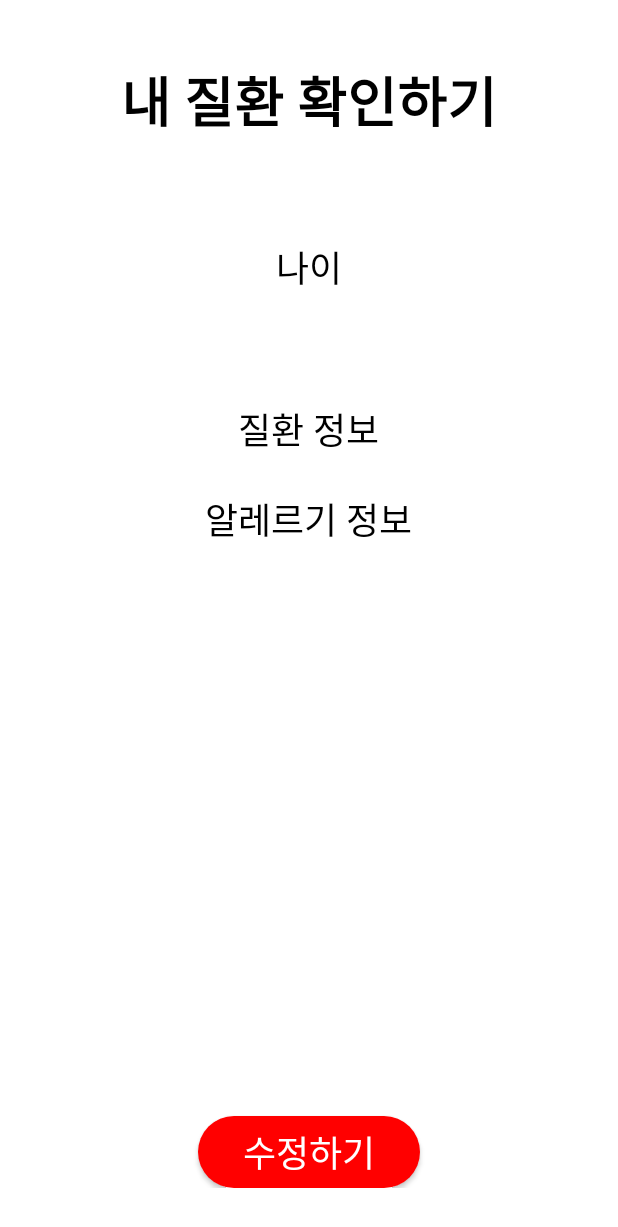
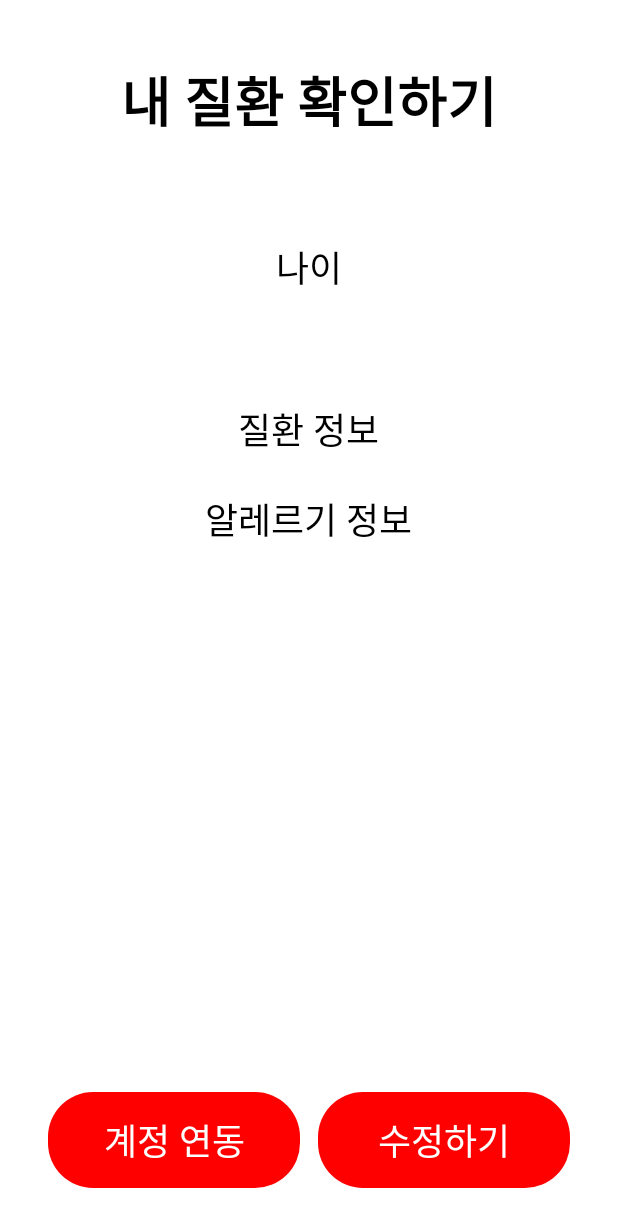
Before and after one commit to BeYourEyes/Android-Firebase, an Android app: the UserInfoActivity screen opened directly, with no data from a screen before it, on a phone screen of 412 x 824 dp. Shown: the top 1227 px of the screen. Run offline under Robolectric (Android 15) with nearby library versions, the phone set to English and light mode, and no system bars; our stand-ins replace Firebase (no records; nobody signed in at launch, a user with empty details on screens opened directly).

Commit message:
userInfoRegister 텍스트 수정 + 구글 로그인 추가

```diff
--- a/app/build.gradle.kts
+++ b/app/build.gradle.kts
@@ -56,6 +56,8 @@ dependencies {
     // Import the BoM for the Firebase platform
     implementation(platform("com.google.firebase:firebase-bom:32.3.1"))
     implementation("com.google.firebase:firebase-firestore-ktx")
+    // google login
+    implementation ("com.google.android.gms:play-services-auth:19.2.0")
     // Add the dependency for the Firebase Authentication library
     // When using the BoM, you don't specify versions in Firebase library dependencies
     implementation("com.google.firebase:firebase-auth-ktx")
--- a/app/src/main/java/com/example/beyoureyes/UserInfoRegisterActivity.kt
+++ b/app/src/main/java/com/example/beyoureyes/UserInfoRegisterActivity.kt
@@ -11,6 +11,7 @@ import com.google.firebase.firestore.ktx.firestore
 import com.google.firebase.ktx.Firebase
 import com.google.android.material.chip.Chip
 import android.content.Intent
+import android.widget.TextView
 import java.io.Serializable
 
 
@@ -28,6 +29,8 @@ class UserInfoRegisterActivity : AppCompatActivity() {
     override fun onCreate(savedInstanceState: Bundle?) {
         super.onCreate(savedInstanceState)
         setContentView(R.layout.activity_user_info_register)
+
+        val userInfoRegisterTitle = findViewById<TextView>(R.id.userInfoRegisterTitle)
 
         val age : EditText = findViewById(R.id.editAge)
 
@@ -80,9 +83,10 @@ class UserInfoRegisterActivity : AppCompatActivity() {
                     // 유저 정보가 이미 존재하는 경우
                     if (result != null && !result.isEmpty) {
                         Log.d("REGISTERFIRESTORE : ", "getDataSuccess_exist")
+                        userInfoRegisterTitle.setText("내 정보 수정하기")
                         userInfoCheck = 1
                     }
-                    // 유저 정보가 이미 존재하는 경우
+                    // 유저 정보가 존재하지 않는 경우
                     else {
                         Log.d("REGISTERFIRESTORE : ", "getDataSuccess_not exist")
                         userInfoCheck = -1
--- a/app/src/main/res/layout/activity_user_info.xml
+++ b/app/src/main/res/layout/activity_user_info.xml
@@ -20,11 +20,12 @@
       android:textSize="36sp"
       android:textStyle="bold" />
 
+
   <ScrollView
       android:layout_width="match_parent"
       android:layout_height="0dp"
       android:layout_marginTop="32sp"
-      android:layout_weight="1" >
+      android:layout_weight="1">
 
     <LinearLayout
         android:layout_width="match_parent"
@@ -35,8 +36,8 @@
           android:id="@+id/ageText"
           android:layout_width="wrap_content"
           android:layout_height="wrap_content"
+          android:layout_gravity="center"
           android:layout_marginTop="34sp"
-          android:layout_gravity="center"
           android:fontFamily="@font/pretendard700"
           android:text="나이"
           android:textColor="@color/black"
@@ -101,20 +102,34 @@
     </LinearLayout>
   </ScrollView>
 
+  <LinearLayout
+      android:layout_width="match_parent"
+      android:layout_height="wrap_content"
+      android:orientation="horizontal">
 
-
+    <androidx.appcompat.widget.AppCompatButton
+        android:id="@+id/googleConnectButton"
+        android:layout_width="match_parent"
+        android:layout_height="64sp"
+        android:layout_weight="1"
+        android:layout_marginEnd="6sp"
+        android:background="@drawable/button_highlight"
+        android:fontFamily="@font/pretendard700"
+        android:text="계정 연동"
+        android:textColor="@color/white"
+        android:textSize="24sp" />
 
     <androidx.appcompat.widget.AppCompatButton
         android:id="@+id/userInfoChangeButton"
         android:layout_width="match_parent"
-      android:layout_height="wrap_content"
-      android:layout_marginLeft="100sp"
-      android:layout_marginTop="12sp"
-      android:layout_marginRight="100sp"
+        android:layout_height="64sp"
+        android:layout_weight="1"
+        android:layout_marginStart="6sp"
         android:background="@drawable/button_highlight"
         android:fontFamily="@font/pretendard700"
         android:text="수정하기"
         android:textColor="@color/white"
-      android:textSize="24sp"/>
+        android:textSize="24sp" />
+  </LinearLayout>
 
 </LinearLayout>
--- a/app/src/main/res/values/strings.xml
+++ b/app/src/main/res/values/strings.xml
@@ -6,7 +6,7 @@
     <string name="function1">식품 촬영하기</string>
     <string name="function2">오늘 섭취한 영양소 확인</string>
     <string name="function3">내 질환 확인하기</string>
-    <string name="userInfoRegister">내 질환 등록하기</string>
+    <string name="userInfoRegister">내 정보 등록하기</string>
     <string name="caution"> 1. 제품의 정면이 나오도록 촬영해주세요.\n 2. 영양정보와 알레르기 정보가 잘 보이도록 촬영해주세요.\n 3. 초점이 정확하게 보이는 지 확인해주세요.</string>
 
 </resources>
```
Also changed, not shown: app/src/main/java/com/example/beyoureyes/UserInfoActivity.kt (+82 -4 lines), 1 other file. Lines whose indentation alone changed are shown as unchanged.
